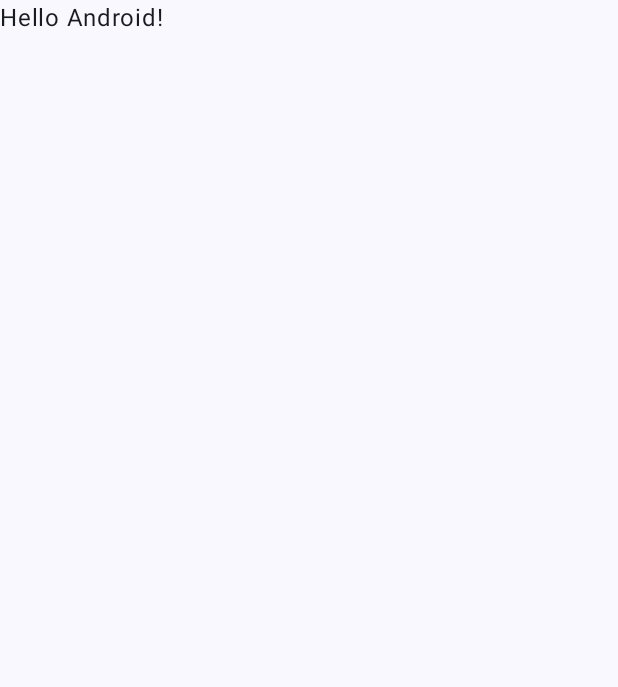
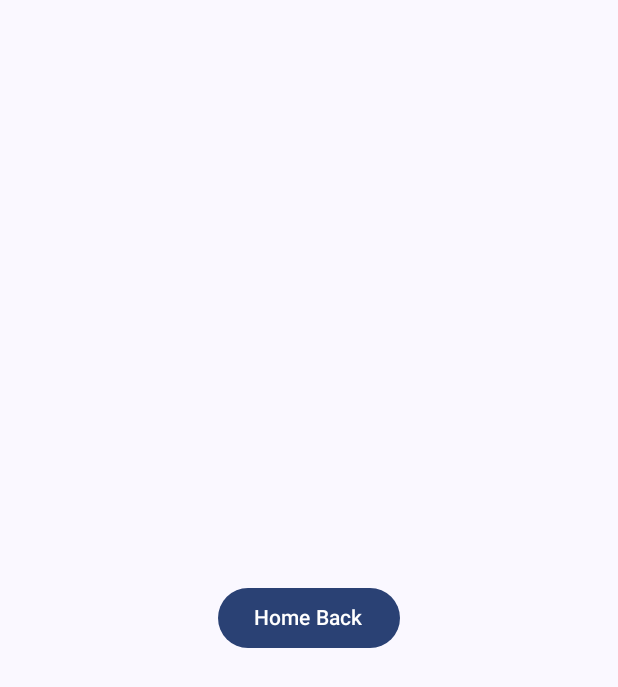
Before and after one commit to saleelkhanshaik/Weather-Forecast, an Android app built with Jetpack Compose: the screen it shows after launch (MainActivity), on a phone screen of 412 x 824 dp. Before the commit the part shown is almost empty. Shown: the top 687 px of the screen. Run offline under Robolectric (Android 15) with nearby library versions, the phone set to English and light mode, and no system bars; our stand-ins replace Dagger/Hilt's generated code.

Commit message:
1. Compose Navigation 2. Splash Screen with Animation 3. DI Application and AppModule 4.

```diff
--- a/app/build.gradle
+++ b/app/build.gradle
@@ -49,6 +49,10 @@ android {
 }
 
 dependencies {
+    def nav_version = "2.5.3"
+
+    implementation "androidx.navigation:navigation-compose:$nav_version"
+
     def room_version = "2.5.0"
 
     //Hilt
--- a/app/src/main/AndroidManifest.xml
+++ b/app/src/main/AndroidManifest.xml
@@ -1,8 +1,10 @@
 <?xml version="1.0" encoding="utf-8"?>
 <manifest xmlns:android="http://schemas.android.com/apk/res/android"
     xmlns:tools="http://schemas.android.com/tools">
+    <uses-permission android:name="android.permission.INTERNET"/>
 
     <application
+        android:name=".WeatherApplication"
         android:allowBackup="true"
         android:dataExtractionRules="@xml/data_extraction_rules"
         android:fullBackupContent="@xml/backup_rules"
--- a/app/src/main/java/com/example/weatherforecast/MainActivity.kt
+++ b/app/src/main/java/com/example/weatherforecast/MainActivity.kt
@@ -3,44 +3,44 @@ package com.example.weatherforecast
 import android.os.Bundle
 import androidx.activity.ComponentActivity
 import androidx.activity.compose.setContent
+import androidx.compose.foundation.layout.Arrangement
+import androidx.compose.foundation.layout.Column
 import androidx.compose.foundation.layout.fillMaxSize
 import androidx.compose.material3.MaterialTheme
 import androidx.compose.material3.Surface
 import androidx.compose.material3.Text
 import androidx.compose.runtime.Composable
+import androidx.compose.ui.Alignment
 import androidx.compose.ui.Modifier
 import androidx.compose.ui.tooling.preview.Preview
+import com.example.weatherforecast.navigation.WeatherNavigation
 import com.example.weatherforecast.ui.theme.WeatherForecastTheme
+import dagger.hilt.android.AndroidEntryPoint
 
+@AndroidEntryPoint
 class MainActivity : ComponentActivity() {
     override fun onCreate(savedInstanceState: Bundle?) {
         super.onCreate(savedInstanceState)
         setContent {
-            WeatherForecastTheme {
-                // A surface container using the 'background' color from the theme
-                Surface(
-                    modifier = Modifier.fillMaxSize(),
-                    color = MaterialTheme.colorScheme.background
-                ) {
-                    Greeting("Android")
-                }
-            }
+            WeatherApp()
         }
     }
 }
 
 @Composable
-fun Greeting(name: String, modifier: Modifier = Modifier) {
-    Text(
-        text = "Hello $name!",
-        modifier = modifier
-    )
-}
-
-@Preview(showBackground = true)
-@Composable
-fun GreetingPreview() {
+fun WeatherApp() {
     WeatherForecastTheme {
-        Greeting("Android")
+        // A surface container using the 'background' color from the theme
+        Surface(
+            modifier = Modifier.fillMaxSize(),
+            color = MaterialTheme.colorScheme.background
+        ) {
+            Column(
+                verticalArrangement = Arrangement.Center,
+                horizontalAlignment = Alignment.CenterHorizontally
+            ) {
+                WeatherNavigation()
+            }
+        }
     }
 }
--- /dev/null
+++ b/app/src/main/java/com/example/weatherforecast/WeatherApplication.kt
@@ -0,0 +1,8 @@
+package com.example.weatherforecast
+
+import android.app.Application
+import dagger.hilt.android.HiltAndroidApp
+
+@HiltAndroidApp
+class WeatherApplication : Application() {
+}
--- /dev/null
+++ b/app/src/main/java/com/example/weatherforecast/model/AppModule.kt
@@ -0,0 +1,11 @@
+package com.example.weatherforecast.model
+
+import dagger.Component
+import dagger.Module
+import dagger.hilt.InstallIn
+import dagger.hilt.components.SingletonComponent
+
+@InstallIn(SingletonComponent::class)
+@Module
+object AppModule {
+}
--- /dev/null
+++ b/app/src/main/java/com/example/weatherforecast/navigation/NavigationController.kt
@@ -0,0 +1,25 @@
+package com.example.weatherforecast.navigation
+
+import androidx.compose.runtime.Composable
+import androidx.navigation.compose.NavHost
+import androidx.navigation.compose.composable
+import androidx.navigation.compose.rememberNavController
+import com.example.weatherforecast.screens.LaunchWeatherHomeScreen
+import com.example.weatherforecast.screens.WeatherSplashScreen
+
+@Composable
+fun WeatherNavigation() {
+    val navController = rememberNavController()
+    NavHost(
+        navController = navController,
+        startDestination = WeatherScreens.SplashScreen.name
+    ) {
+        composable(WeatherScreens.SplashScreen.name) {
+            WeatherSplashScreen(navController)
+        }
+        composable(WeatherScreens.HomeScreen.name) {
+            LaunchWeatherHomeScreen(navController)
+        }
+
+    }
+}
--- /dev/null
+++ b/app/src/main/java/com/example/weatherforecast/navigation/WeatherScreens.kt
@@ -0,0 +1,10 @@
+package com.example.weatherforecast.navigation
+
+enum class WeatherScreens {
+    SplashScreen,
+    HomeScreen,
+    SearchScreen,
+    FavoriteCitiesScreen,
+    AboutScreen,
+    SettingsScreen,
+}
--- /dev/null
+++ b/app/src/main/java/com/example/weatherforecast/screens/LaunchWeatherHomeScreen.kt
@@ -0,0 +1,30 @@
+package com.example.weatherforecast.screens
+
+import androidx.compose.foundation.background
+import androidx.compose.foundation.layout.Arrangement
+import androidx.compose.foundation.layout.Column
+import androidx.compose.foundation.layout.fillMaxHeight
+import androidx.compose.foundation.layout.fillMaxWidth
+import androidx.compose.material3.Button
+import androidx.compose.material3.MaterialTheme
+import androidx.compose.material3.Text
+import androidx.compose.runtime.Composable
+import androidx.compose.ui.Alignment
+import androidx.compose.ui.Modifier
+import androidx.navigation.NavController
+import com.example.weatherforecast.navigation.WeatherScreens
+
+@Composable
+fun LaunchWeatherHomeScreen(navController: NavController) {
+    Column(modifier = Modifier
+        .fillMaxWidth()
+        .fillMaxHeight()
+        .background(MaterialTheme.colorScheme.background),
+        verticalArrangement = Arrangement.Center,
+        horizontalAlignment = Alignment.CenterHorizontally
+    ) {
+        Button(onClick = {  }) {
+            Text(text = "Home Back")
+        }
+    }
+}
--- /dev/null
+++ b/app/src/main/java/com/example/weatherforecast/screens/WeatherSplashScreen.kt
@@ -0,0 +1,85 @@
+package com.example.weatherforecast.screens
+
+
+import android.view.animation.OvershootInterpolator
+import androidx.compose.animation.core.Animatable
+import androidx.compose.animation.core.tween
+import androidx.compose.foundation.BorderStroke
+import androidx.compose.foundation.Image
+import androidx.compose.foundation.background
+import androidx.compose.foundation.layout.Arrangement
+import androidx.compose.foundation.layout.Column
+import androidx.compose.foundation.layout.Spacer
+import androidx.compose.foundation.layout.height
+import androidx.compose.foundation.layout.padding
+import androidx.compose.foundation.layout.size
+import androidx.compose.foundation.shape.CircleShape
+import androidx.compose.material3.MaterialTheme
+import androidx.compose.material3.Surface
+import androidx.compose.material3.Text
+import androidx.compose.runtime.Composable
+import androidx.compose.runtime.LaunchedEffect
+import androidx.compose.runtime.remember
+import androidx.compose.ui.Alignment
+import androidx.compose.ui.Modifier
+import androidx.compose.ui.draw.scale
+import androidx.compose.ui.graphics.Color
+import androidx.compose.ui.layout.ContentScale
+import androidx.compose.ui.res.painterResource
+import androidx.compose.ui.unit.dp
+import androidx.navigation.NavController
+import androidx.navigation.compose.rememberNavController
+import com.example.weatherforecast.R
+import com.example.weatherforecast.navigation.WeatherScreens
+import kotlinx.coroutines.delay
+
+@Composable
+fun WeatherSplashScreen(navController: NavController = rememberNavController()) {
+    val scale = remember {
+        Animatable(0f)
+    }
+    LaunchedEffect(key1 = true, block = {
+        scale.animateTo(targetValue = 0.8F, animationSpec = tween(
+            durationMillis = 1000,
+            easing = {
+                OvershootInterpolator(8f).getInterpolation(it)
+            },
+            delayMillis = 100
+        ))
+        delay(1500L)
+        navController.navigate(WeatherScreens.HomeScreen.name){
+            popUpTo(WeatherScreens.SplashScreen.name){
+                inclusive = true
+            }
+        }
+    })
+    Surface(
+        modifier = Modifier
+            .padding(15.dp)
+            .size(330.dp)
+            .scale(scale.value),
+        shape = CircleShape,
+        color = MaterialTheme.colorScheme.background,
+        border = BorderStroke(width = 2.dp, color = Color.LightGray)
+    ) {
+        Column(
+            modifier = Modifier
+                .background(MaterialTheme.colorScheme.background),
+            verticalArrangement = Arrangement.Center,
+            horizontalAlignment = Alignment.CenterHorizontally
+        ) {
+            Image(
+                painter = painterResource(id = R.drawable.sun),
+                contentDescription = "sun pic",
+                contentScale = ContentScale.Fit,
+                modifier = Modifier.size(95.dp)
+            )
+            Spacer(modifier = Modifier.height(6.dp))
+            Text(
+                text = "Find the Sun?",
+                style = MaterialTheme.typography.headlineMedium,
+                color = Color.LightGray
+            )
+        }
+    }
+}
```
Also changed, not shown: app/src/main/res/drawable/humidity.png (added), app/src/main/res/drawable/pressure.png (added), app/src/main/res/drawable/rain.png (added), app/src/main/res/drawable/sun.png (added), app/src/main/res/drawable/sunrise.png (added), app/src/main/res/drawable/sunset.png (added), app/src/main/res/drawable/wind.png (added).
